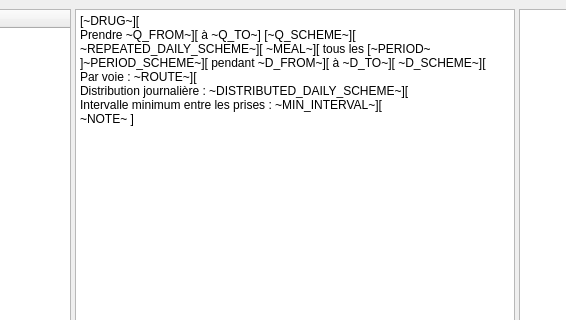
The window that freepad/plugins/mainwindowplugin/mainwindow.ui (FreeHealth/freehealth) describes before a commit, drawn with Qt 5; both pictures show x 194 to 760 and y 0 to 320 of the 1161 by 920 pixel window.
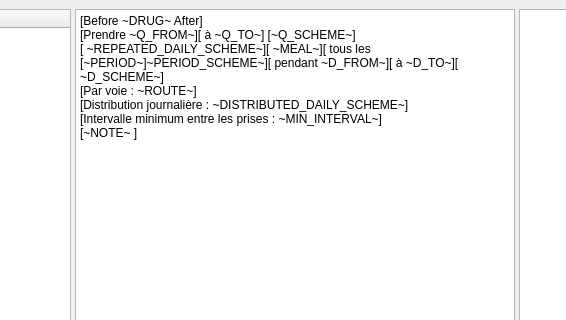
The same window after the commit.

What changed in the file:
```diff
--- a/freepad/plugins/mainwindowplugin/mainwindow.ui
+++ b/freepad/plugins/mainwindowplugin/mainwindow.ui
@@ -113,12 +113,13 @@
 &lt;html&gt;&lt;head&gt;&lt;meta name=&quot;qrichtext&quot; content=&quot;1&quot; /&gt;&lt;style type=&quot;text/css&quot;&gt;
 p, li { white-space: pre-wrap; }
 &lt;/style&gt;&lt;/head&gt;&lt;body style=&quot; font-family:'Sans Serif'; font-size:9pt; font-weight:400; font-style:normal;&quot;&gt;
-&lt;p style=&quot; margin-top:0px; margin-bottom:0px; margin-left:0px; margin-right:0px; -qt-block-indent:0; text-indent:0px;&quot;&gt;[~DRUG~][&lt;/p&gt;
-&lt;p style=&quot; margin-top:0px; margin-bottom:0px; margin-left:0px; margin-right:0px; -qt-block-indent:0; text-indent:0px;&quot;&gt;Prendre ~Q_FROM~][ à ~Q_TO~] [~Q_SCHEME~][ ~REPEATED_DAILY_SCHEME~][ ~MEAL~][ tous les [~PERIOD~ ]~PERIOD_SCHEME~][ pendant ~D_FROM~][ à ~D_TO~][ ~D_SCHEME~][&lt;/p&gt;
-&lt;p style=&quot; margin-top:0px; margin-bottom:0px; margin-left:0px; margin-right:0px; -qt-block-indent:0; text-indent:0px;&quot;&gt;Par voie : ~ROUTE~][&lt;/p&gt;
-&lt;p style=&quot; margin-top:0px; margin-bottom:0px; margin-left:0px; margin-right:0px; -qt-block-indent:0; text-indent:0px;&quot;&gt;Distribution journalière : ~DISTRIBUTED_DAILY_SCHEME~][&lt;/p&gt;
-&lt;p style=&quot; margin-top:0px; margin-bottom:0px; margin-left:0px; margin-right:0px; -qt-block-indent:0; text-indent:0px;&quot;&gt;Intervalle minimum entre les prises : ~MIN_INTERVAL~][&lt;/p&gt;
-&lt;p style=&quot; margin-top:0px; margin-bottom:0px; margin-left:0px; margin-right:0px; -qt-block-indent:0; text-indent:0px;&quot;&gt;~NOTE~ ]&lt;/p&gt;&lt;/body&gt;&lt;/html&gt;</string>
+&lt;p style=&quot; margin-top:0px; margin-bottom:0px; margin-left:0px; margin-right:0px; -qt-block-indent:0; text-indent:0px;&quot;&gt;[Before ~DRUG~ After]&lt;/p&gt;
+&lt;p style=&quot; margin-top:0px; margin-bottom:0px; margin-left:0px; margin-right:0px; -qt-block-indent:0; text-indent:0px;&quot;&gt;[Prendre ~Q_FROM~][ à ~Q_TO~] [~Q_SCHEME~]&lt;/p&gt;
+&lt;p style=&quot; margin-top:0px; margin-bottom:0px; margin-left:0px; margin-right:0px; -qt-block-indent:0; text-indent:0px;&quot;&gt;[ ~REPEATED_DAILY_SCHEME~][ ~MEAL~][ tous les [~PERIOD~]~PERIOD_SCHEME~][ pendant ~D_FROM~][ à ~D_TO~][ ~D_SCHEME~]&lt;/p&gt;
+&lt;p style=&quot; margin-top:0px; margin-bottom:0px; margin-left:0px; margin-right:0px; -qt-block-indent:0; text-indent:0px;&quot;&gt;[Par voie : ~ROUTE~]&lt;/p&gt;
+&lt;p style=&quot; margin-top:0px; margin-bottom:0px; margin-left:0px; margin-right:0px; -qt-block-indent:0; text-indent:0px;&quot;&gt;[Distribution journalière : ~DISTRIBUTED_DAILY_SCHEME~]&lt;/p&gt;
+&lt;p style=&quot; margin-top:0px; margin-bottom:0px; margin-left:0px; margin-right:0px; -qt-block-indent:0; text-indent:0px;&quot;&gt;[Intervalle minimum entre les prises : ~MIN_INTERVAL~]&lt;/p&gt;
+&lt;p style=&quot; margin-top:0px; margin-bottom:0px; margin-left:0px; margin-right:0px; -qt-block-indent:0; text-indent:0px;&quot;&gt;[~NOTE~ ]&lt;/p&gt;&lt;/body&gt;&lt;/html&gt;</string>
             </property>
            </widget>
            <widget class="QTextEdit" name="previewTextEdit">
```
